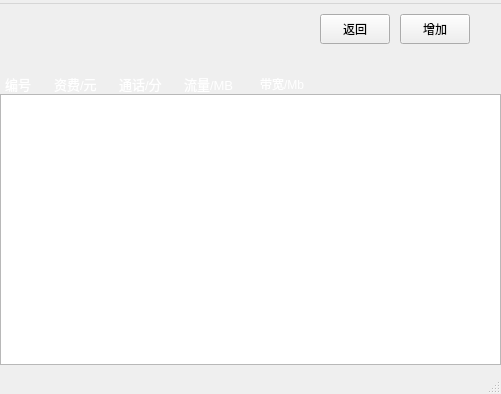
Above: qt03/admin_plan.ui from s235784/ProgramDesign before the change. Below: the same form after it.
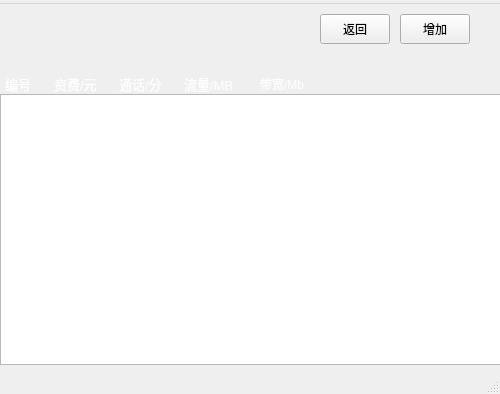
That is the form after the change. Icons and pictures are not drawn.

```diff
--- a/qt03/admin_plan.ui
+++ b/qt03/admin_plan.ui
@@ -6,7 +6,7 @@
    <rect>
     <x>0</x>
     <y>0</y>
-    <width>501</width>
+    <width>500</width>
     <height>394</height>
    </rect>
   </property>
@@ -19,8 +19,8 @@
      <rect>
       <x>0</x>
       <y>0</y>
-      <width>101</width>
-      <height>51</height>
+      <width>181</width>
+      <height>71</height>
      </rect>
     </property>
     <property name="styleSheet">
@@ -194,7 +194,7 @@
     <rect>
      <x>0</x>
      <y>0</y>
-     <width>501</width>
+     <width>500</width>
      <height>17</height>
     </rect>
    </property>
```
